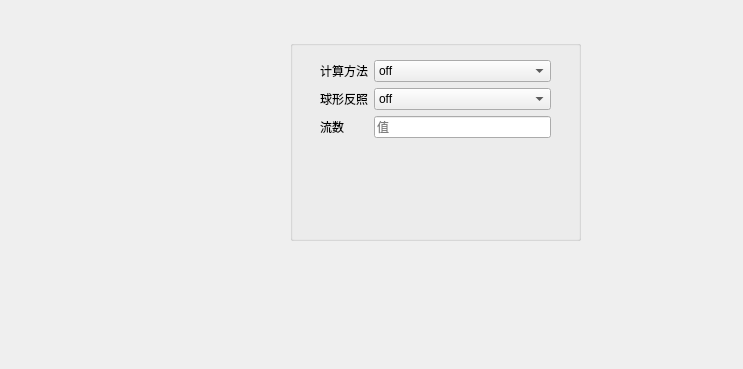
Old version of the form GUI/transmodelpage.ui in the repository code-arter/radiometer-GUI.
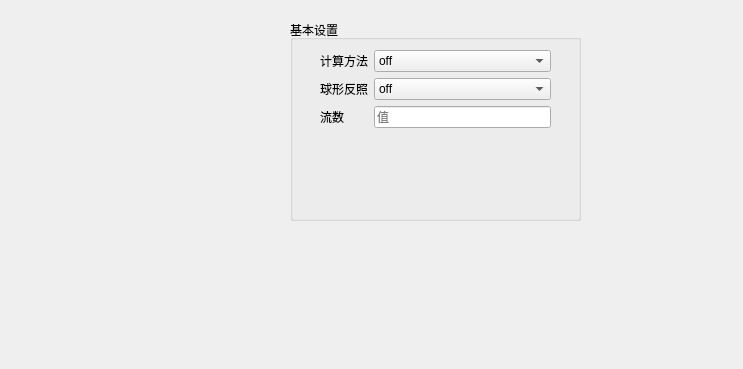
New version of the form.

The edit to the form file:
```diff
--- a/GUI/transmodelpage.ui
+++ b/GUI/transmodelpage.ui
@@ -17,19 +17,19 @@
    <property name="geometry">
     <rect>
      <x>290</x>
-     <y>40</y>
+     <y>20</y>
      <width>291</width>
      <height>201</height>
     </rect>
    </property>
    <property name="title">
-    <string/>
+    <string>基本设置</string>
    </property>
    <widget class="QWidget" name="formLayoutWidget">
     <property name="geometry">
      <rect>
       <x>30</x>
-      <y>20</y>
+      <y>30</y>
       <width>231</width>
       <height>92</height>
      </rect>
```
